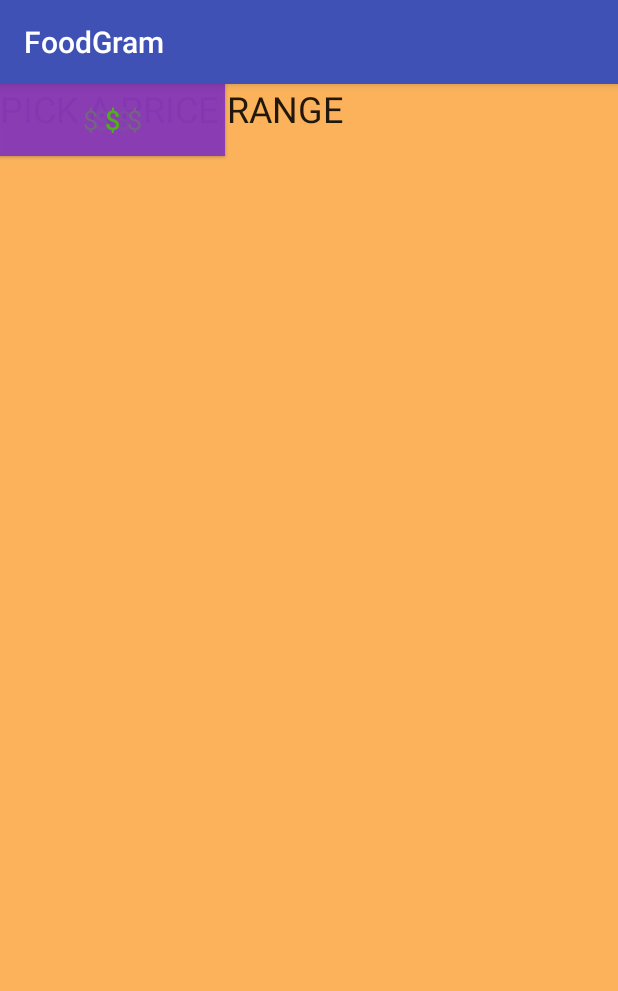
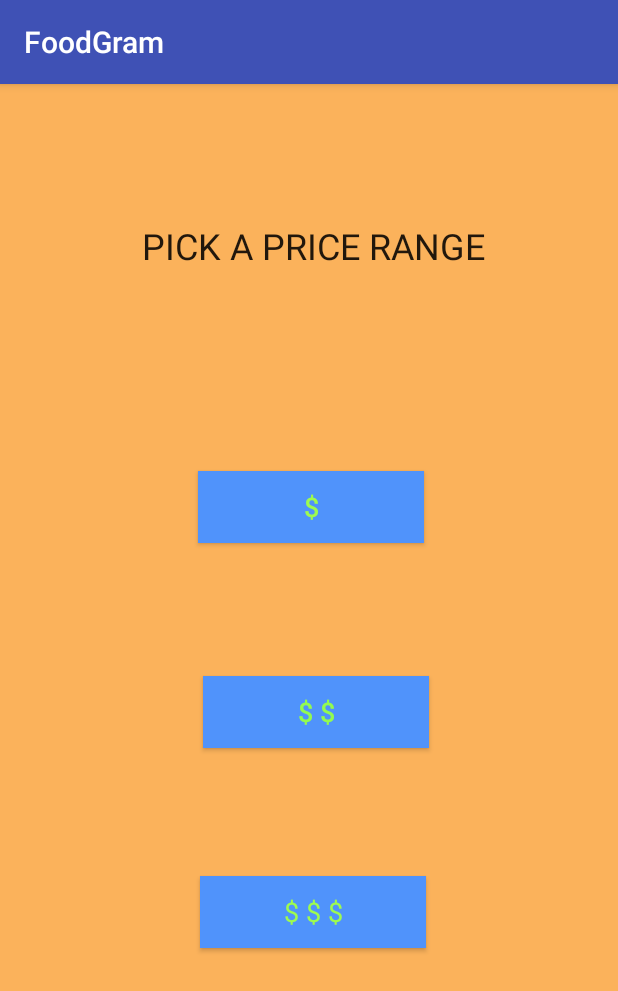
Before and after one commit to swechha16/FoodGram, an Android app: the PriceRange screen opened directly, with no data from a screen before it, on a phone screen of 412 x 824 dp. Shown: the top 991 px of the screen. Run offline under Robolectric (Android 15) with nearby library versions, the phone set to English and light mode, and no system bars.

Commit message:
changed layout and fixed color schemes

```diff
--- a/FrontEnd/FoodGram/app/src/main/res/layout/activity_price_range.xml
+++ b/FrontEnd/FoodGram/app/src/main/res/layout/activity_price_range.xml
@@ -11,6 +11,18 @@
         android:id="@+id/textView"
         android:layout_width="wrap_content"
         android:layout_height="wrap_content"
+        android:layout_alignParentStart="true"
+        android:layout_alignParentLeft="true"
+        android:layout_alignParentTop="true"
+        android:layout_alignParentEnd="true"
+        android:layout_alignParentRight="true"
+        android:layout_alignParentBottom="true"
+        android:layout_marginStart="94dp"
+        android:layout_marginLeft="94dp"
+        android:layout_marginTop="91dp"
+        android:layout_marginEnd="88dp"
+        android:layout_marginRight="88dp"
+        android:layout_marginBottom="608dp"
         android:text="Pick A Price Range"
         android:textAlignment="center"
         android:textAllCaps="true"
@@ -24,12 +36,22 @@
         app:layout_constraintVertical_bias="0.155" />
 
     <Button
-        android:id="@+id/button2"
+        android:id="@+id/moderate"
         android:layout_width="150dp"
         android:layout_height="wrap_content"
-        android:background="#A48A3AB9"
+        android:layout_alignParentStart="true"
+        android:layout_alignParentLeft="true"
+        android:layout_alignParentEnd="true"
+        android:layout_alignParentRight="true"
+        android:layout_alignParentBottom="true"
+        android:layout_marginStart="135dp"
+        android:layout_marginLeft="135dp"
+        android:layout_marginEnd="126dp"
+        android:layout_marginRight="126dp"
+        android:layout_marginBottom="325dp"
+        android:background="#5093fb"
         android:text="$ $"
-        android:textColor="#51AC1E"
+        android:textColor="#93fb50"
         android:textSize="18sp"
         app:layout_constraintBottom_toBottomOf="parent"
         app:layout_constraintEnd_toEndOf="parent"
@@ -38,13 +60,23 @@
         app:layout_constraintVertical_bias="0.58000004" />
 
     <Button
-        android:id="@+id/button3"
+        android:id="@+id/expensive"
         android:layout_width="150dp"
         android:layout_height="wrap_content"
-        android:background="#A48A3AB9"
+        android:layout_alignParentStart="true"
+        android:layout_alignParentLeft="true"
+        android:layout_alignParentEnd="true"
+        android:layout_alignParentRight="true"
+        android:layout_alignParentBottom="true"
+        android:layout_marginStart="133dp"
+        android:layout_marginLeft="133dp"
+        android:layout_marginEnd="128dp"
+        android:layout_marginRight="128dp"
+        android:layout_marginBottom="192dp"
+        android:background="#5093fb"
         android:text="$ $ $"
-        android:textAppearance="@style/TextAppearance.AppCompat.Display1"
-        android:textColor="#55AC1E"
+        android:textAppearance="@style/TextAppearance.AppCompat.Body1"
+        android:textColor="#9efb50"
         android:textSize="18sp"
         app:layout_constraintBottom_toBottomOf="parent"
         app:layout_constraintEnd_toEndOf="parent"
@@ -53,12 +85,22 @@
         app:layout_constraintVertical_bias="0.77" />
 
     <Button
-        android:id="@+id/button"
+        android:id="@+id/frugal"
         android:layout_width="150dp"
         android:layout_height="wrap_content"
-        android:background="#A48A3AB9"
+        android:layout_alignParentStart="true"
+        android:layout_alignParentLeft="true"
+        android:layout_alignParentEnd="true"
+        android:layout_alignParentRight="true"
+        android:layout_alignParentBottom="true"
+        android:layout_marginStart="132dp"
+        android:layout_marginLeft="132dp"
+        android:layout_marginEnd="129dp"
+        android:layout_marginRight="129dp"
+        android:layout_marginBottom="462dp"
+        android:background="#5093fb"
         android:text="$"
-        android:textColor="#51AC1E"
+        android:textColor="#9efb50"
         android:textSize="18sp"
         app:layout_constraintBottom_toBottomOf="parent"
         app:layout_constraintEnd_toEndOf="parent"
```
Also changed, not shown: 1 other file.
